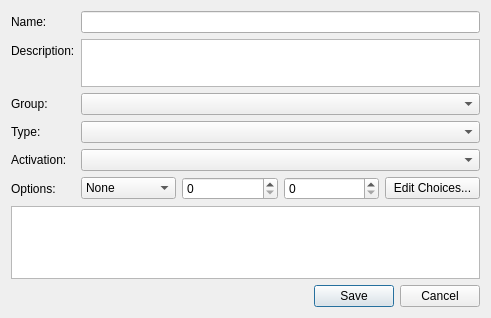
Above: src/duckstation-qt/gamecheatcodeeditordialog.ui from kofxi3584karlayang/duckstation before the change. Below: the same form after it.
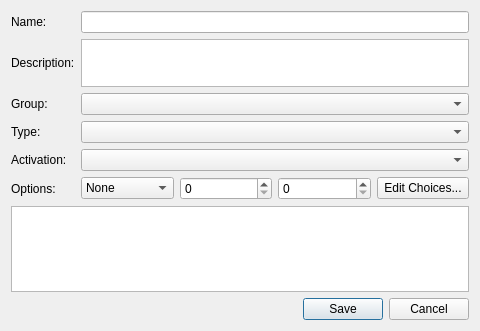
That is the form after the change.

Commit message: Qt: Use grid layout in cheat code editor (#3543)

What changed in the file:
```diff
--- a/src/duckstation-qt/gamecheatcodeeditordialog.ui
+++ b/src/duckstation-qt/gamecheatcodeeditordialog.ui
@@ -6,8 +6,8 @@
    <rect>
     <x>0</x>
     <y>0</y>
-    <width>491</width>
-    <height>318</height>
+    <width>480</width>
+    <height>331</height>
    </rect>
   </property>
   <property name="windowTitle">
@@ -16,7 +16,7 @@
   <property name="modal">
    <bool>true</bool>
   </property>
-  <layout class="QFormLayout" name="formLayout">
+  <layout class="QGridLayout" name="gridLayout">
    <item row="0" column="0">
     <widget class="QLabel" name="nameLabel">
      <property name="text">
@@ -74,16 +74,6 @@
    <item row="4" column="1">
     <widget class="QComboBox" name="activation"/>
    </item>
-   <item row="6" column="0" colspan="2">
-    <widget class="QPlainTextEdit" name="instructions"/>
-   </item>
-   <item row="7" column="0" colspan="2">
-    <widget class="QDialogButtonBox" name="buttonBox">
-     <property name="standardButtons">
-      <set>QDialogButtonBox::StandardButton::Cancel|QDialogButtonBox::StandardButton::Save</set>
-     </property>
-    </widget>
-   </item>
    <item row="5" column="0">
     <widget class="QLabel" name="label">
      <property name="text">
@@ -135,6 +125,16 @@
      </item>
     </layout>
    </item>
+   <item row="6" column="0" colspan="2">
+    <widget class="QPlainTextEdit" name="instructions"/>
+   </item>
+   <item row="7" column="0" colspan="2">
+    <widget class="QDialogButtonBox" name="buttonBox">
+     <property name="standardButtons">
+      <set>QDialogButtonBox::StandardButton::Cancel|QDialogButtonBox::StandardButton::Save</set>
+     </property>
+    </widget>
+   </item>
   </layout>
  </widget>
  <resources/>
```
